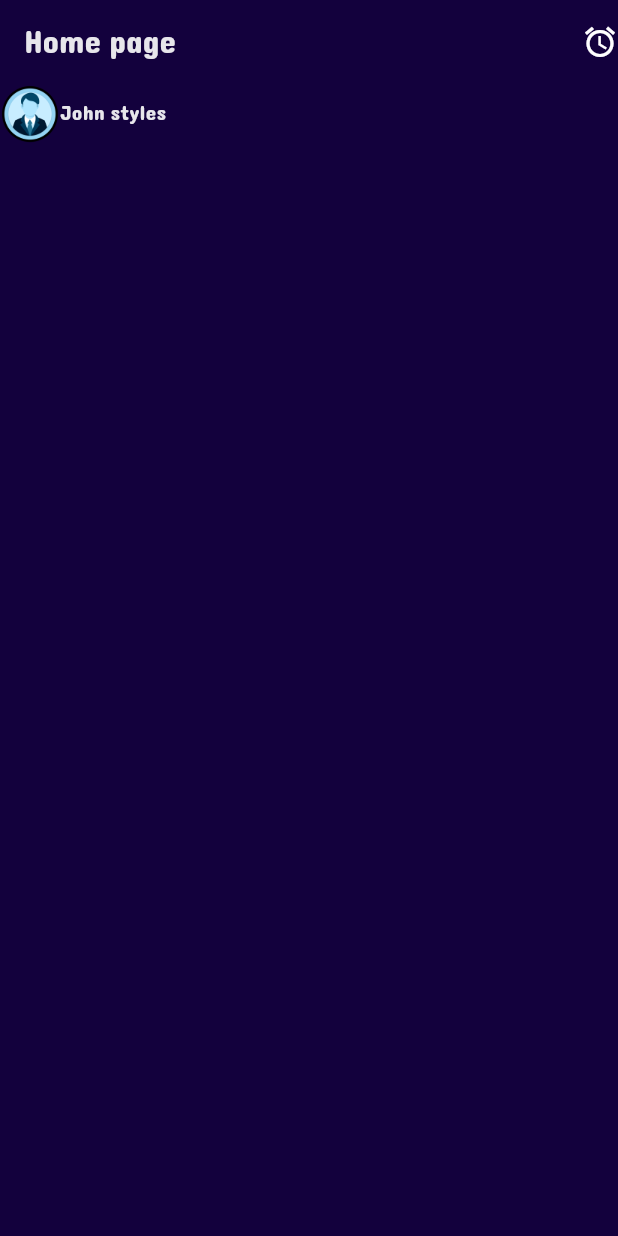
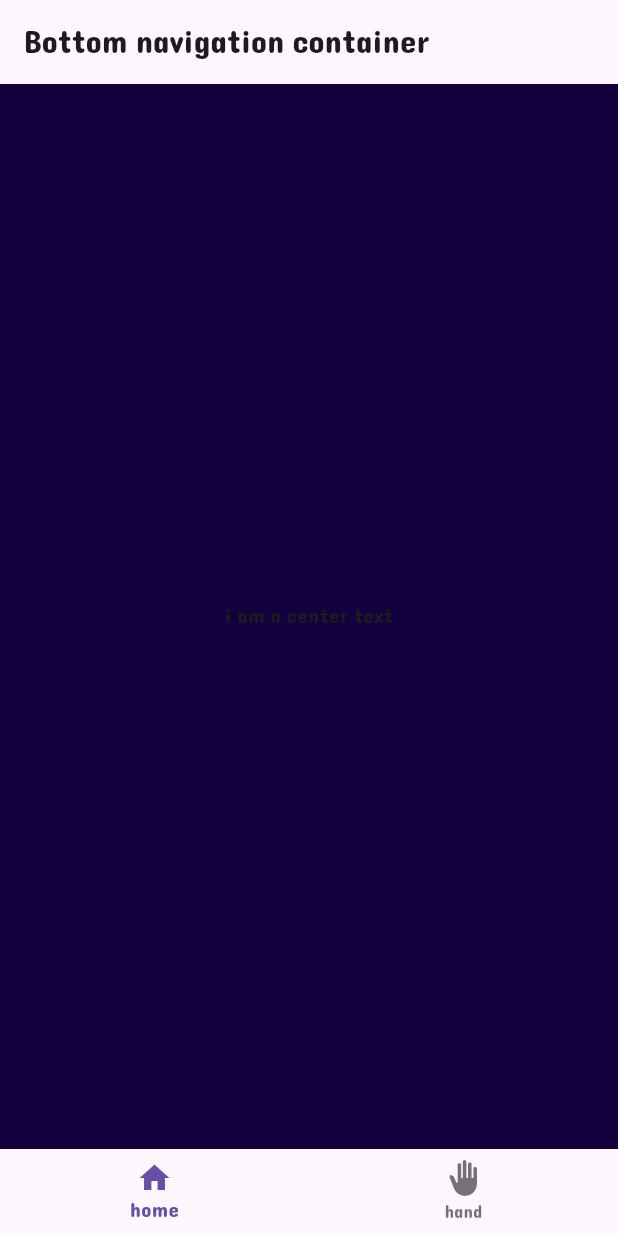
Before and after one commit to nogamenolife12/Flutter-Pages, a Flutter app: the screen it shows after launch, after a tap on "login", on a phone screen of 412 x 824 dp. Run offline on Flutter 3.47's test engine with Material 3 defaults, Android fonts, the phone set to English and light mode, and no system bars.

Commit message:
added 'mainpage' and bottom navigation bar

```diff
--- a/lib/Pages/homepage.dart
+++ b/lib/Pages/homepage.dart
@@ -20,21 +20,32 @@ class HomePage extends StatelessWidget{
           ,)
         ],
       ),
-      body: Column(
-        children: [
-          Row(
+      body: ListView(
+        children: userfromserver(),
+      ),
+    );
+  }
+}
+
+Widget _userItem (){
+  return Row(
               children: [
                 Image.asset('assets/temp/userimg.webp',
                 width: 40,
                 height: 40,),
-              Text("John styles",style: TextStyle(
+                SizedBox(width: 8,),
+                Text("Frieren",style: TextStyle(
               color: AppStyle.font
             ),)
               ],
-          ),
+            );
 
-        ],
-      ),
-    );
 }
+
+List<Widget> userfromserver(){
+  List<Widget> users = [];
+  for(var i = 0;i<50;i++){
+    users.add(_userItem());
   }
+  return users;
+}
--- a/lib/Pages/login_page.dart
+++ b/lib/Pages/login_page.dart
@@ -86,7 +86,7 @@ class LoginPage extends StatelessWidget {
               ),
 
               ElevatedButton(onPressed: (){
-               Navigator.of(context).pushReplacementNamed('/home');
+               Navigator.of(context).pushReplacementNamed('/main');
               },
               style: ElevatedButton.styleFrom(
                 foregroundColor: const Color.fromARGB(255, 12, 2, 36),
--- /dev/null
+++ b/lib/Pages/mainpage.dart
@@ -0,0 +1,19 @@
+import 'package:flutter/material.dart';
+
+class MainPage extends StatelessWidget{
+  const MainPage({super.key});
+
+  @override
+  Widget build(BuildContext context){
+  return Scaffold(
+    appBar: AppBar(title: Text("Bottom navigation container"),),
+    body: Center(
+      child: Text("i am a center text")
+    ),
+    bottomNavigationBar: BottomNavigationBar(items: [
+      BottomNavigationBarItem(icon: Icon(Icons.home),label: "home"),
+      BottomNavigationBarItem(icon: Icon(Icons.back_hand),label: "hand"),
+    ]),
+  );
+  }
+}
--- a/lib/main.dart
+++ b/lib/main.dart
@@ -1,5 +1,6 @@
 import 'package:flutter/material.dart';
 import 'package:flutter_practice_application/Pages/homepage.dart';
+import 'package:flutter_practice_application/Pages/mainpage.dart';
 import 'package:flutter_practice_application/app%20styles/app_style.dart';
 import 'package:flutter_practice_application/Pages/login_page.dart';
 
@@ -21,6 +22,7 @@ class MyApp extends StatelessWidget{
    routes: {
     '/' : (context) => LoginPage(),
     '/home' : (context) => HomePage(),
+    '/main' : (context) => MainPage(),
    },
    );
   }
```
Lines whose indentation alone changed are shown as unchanged.
